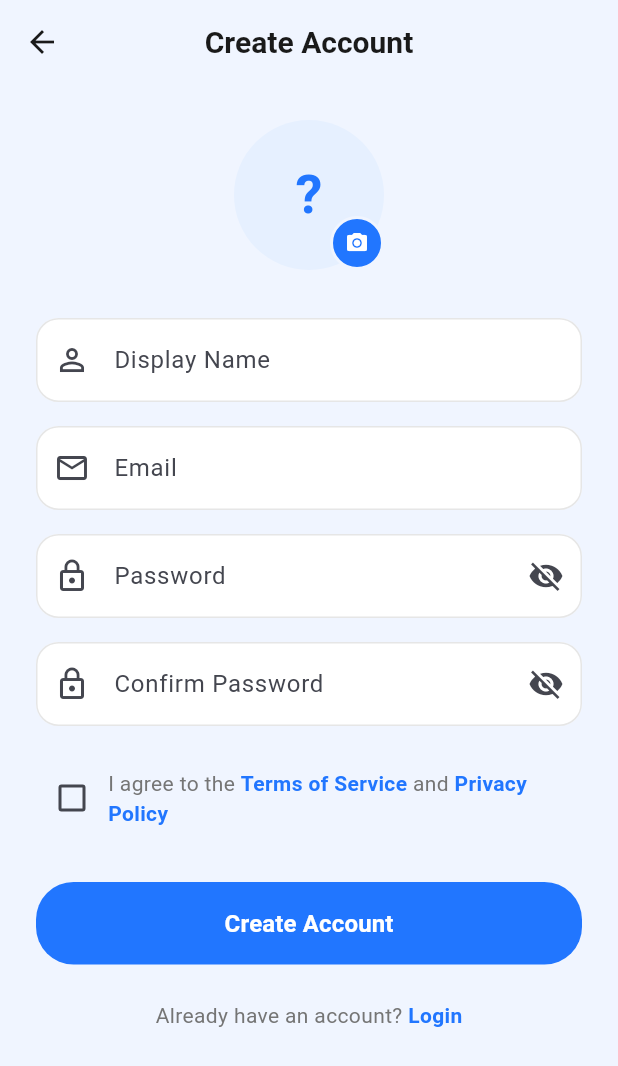
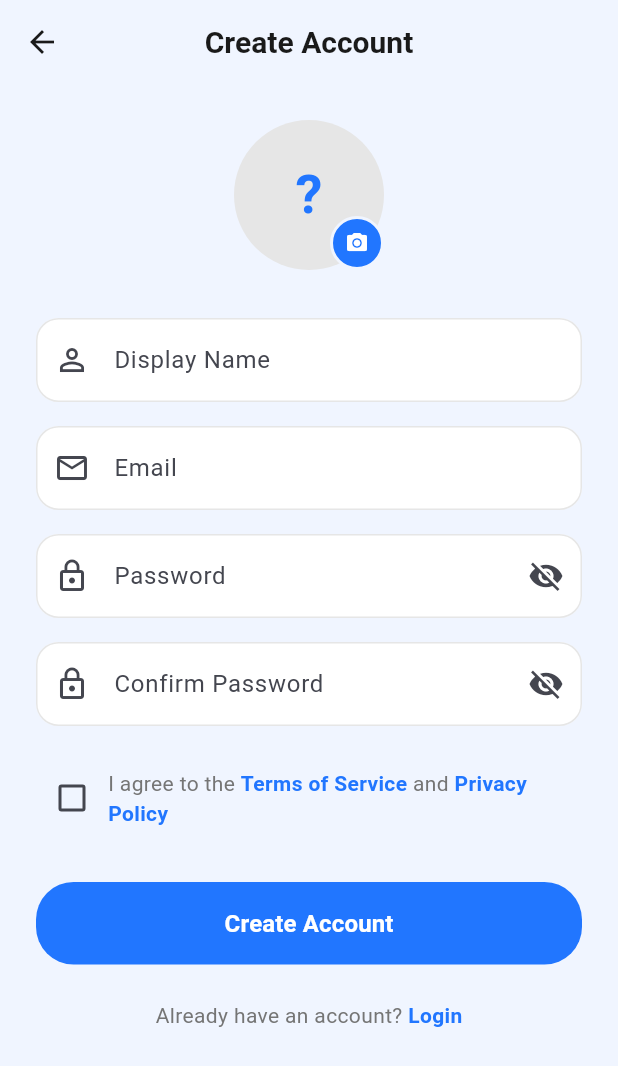
Before and after one commit to javakanaya/how-much-do-i-owe-you, a Flutter app: the screen it shows after launch, after a tap on "Login", after a tap on "Register", on a phone screen of 412 x 824 dp. Shown: the top 1066 px of the screen. Run offline on Flutter 3.47's test engine with Material 3 defaults, Android fonts, the phone set to English and light mode, and no system bars; our stand-ins replace cloud_firestore, image_picker; accounts and stored records are empty; Roboto replaces fonts that are missing (Poppins).

Commit message:
feat: use AppTheme as color constant

```diff
--- a/lib/ui/screens/auth/login_screen.dart
+++ b/lib/ui/screens/auth/login_screen.dart
@@ -4,6 +4,7 @@ import 'package:how_much_do_i_owe_you/ui/screens/auth/widgets/headers.dart';
 import 'package:how_much_do_i_owe_you/ui/screens/auth/widgets/password_input_field.dart';
 import 'package:how_much_do_i_owe_you/ui/widgets/custom_button.dart';
 import 'package:how_much_do_i_owe_you/ui/widgets/custom_input_field.dart';
+import '../../../config/app_theme.dart';
 
 class LoginScreen extends StatefulWidget {
   const LoginScreen({super.key});
@@ -57,7 +58,7 @@ class _LoginScreenState extends State<LoginScreen> {
   @override
   Widget build(BuildContext context) {
     return Scaffold(
-      backgroundColor: const Color(0xFFF0F5FF),
+      backgroundColor: AppTheme.backgroundColor,
       body: SafeArea(
         child: Center(
           child: SingleChildScrollView(
@@ -123,7 +124,9 @@ class _LoginScreenState extends State<LoginScreen> {
                       children: [
                         const Text(
                           "Don't have an account? ",
-                          style: TextStyle(color: Color(0xFF757575)),
+                          style: TextStyle(
+                            color: AppTheme.textSecondaryColor,
+                          ),
                         ),
                         GestureDetector(
                           onTap: _navigateToRegister,
--- a/lib/ui/screens/auth/registration_screen.dart
+++ b/lib/ui/screens/auth/registration_screen.dart
@@ -1,11 +1,11 @@
 import 'package:flutter/material.dart';
 import 'package:how_much_do_i_owe_you/ui/screens/auth/utils/form_validators.dart';
 import 'package:how_much_do_i_owe_you/ui/screens/auth/widgets/password_input_field.dart';
-import 'dart:io';
-
 import 'package:how_much_do_i_owe_you/ui/screens/auth/widgets/profile_image_picker.dart';
 import 'package:how_much_do_i_owe_you/ui/widgets/custom_button.dart';
 import 'package:how_much_do_i_owe_you/ui/widgets/custom_input_field.dart';
+import 'dart:io';
+import '../../../config/app_theme.dart';
 
 class RegistrationScreen extends StatefulWidget {
   const RegistrationScreen({super.key});
@@ -71,14 +71,14 @@ class _RegistrationScreenState extends State<RegistrationScreen> {
   @override
   Widget build(BuildContext context) {
     return Scaffold(
-      backgroundColor: const Color(0xFFF0F5FF),
+      backgroundColor: AppTheme.backgroundColor,
       appBar: AppBar(
         backgroundColor: Colors.transparent,
         elevation: 0,
         leading: IconButton(
           icon: const Icon(
             Icons.arrow_back,
-            color: Color(0xFF1A1A1A),
+            color: AppTheme.textPrimaryColor,
           ),
           onPressed: () => Navigator.pop(context),
         ),
@@ -190,7 +190,7 @@ class _RegistrationScreenState extends State<RegistrationScreen> {
             children: [
               const Text(
                 'Already have an account? ',
-                style: TextStyle(color: Color(0xFF757575)),
+                style: TextStyle(color: AppTheme.textSecondaryColor),
               ),
               GestureDetector(
                 onTap: () => Navigator.pop(context),
@@ -219,7 +219,7 @@ class _RegistrationScreenState extends State<RegistrationScreen> {
               _acceptedTerms = value ?? false;
             });
           },
-          activeColor: const Color(0xFF2176FF),
+          activeColor: AppTheme.primaryColor,
         ),
         Expanded(
           child: GestureDetector(
@@ -231,7 +231,9 @@ class _RegistrationScreenState extends State<RegistrationScreen> {
             child: Text.rich(
               TextSpan(
                 text: 'I agree to the ',
-                style: const TextStyle(color: Color(0xFF757575)),
+                style: const TextStyle(
+                  color: AppTheme.textSecondaryColor,
+                ),
                 children: [
                   TextSpan(
                     text: 'Terms of Service',
--- a/lib/ui/screens/auth/widgets/headers.dart
+++ b/lib/ui/screens/auth/widgets/headers.dart
@@ -1,47 +1,7 @@
 import 'package:flutter/material.dart';
-import 'package:how_much_do_i_owe_you/ui/screens/auth/widgets/app_logo.dart';
-
-class ScreenHeader extends StatelessWidget {
-  final String title;
-  final String? subtitle;
-  final Widget? icon;
-  final double spacing;
-
-  const ScreenHeader({
-    super.key,
-    required this.title,
-    this.subtitle,
-    this.icon,
-    this.spacing = 16,
-  });
-
-  @override
-  Widget build(BuildContext context) {
-    return Column(
-      children: [
-        if (icon != null) ...[icon!, SizedBox(height: spacing)],
-        Text(
-          title,
-          style: Theme.of(context).textTheme.headlineSmall?.copyWith(
-            fontWeight: FontWeight.bold,
-            color: const Color(0xFF1A1A1A),
-          ),
-          textAlign: TextAlign.center,
-        ),
-        if (subtitle != null) ...[
-          const SizedBox(height: 8),
-          Text(
-            subtitle!,
-            style: Theme.of(context).textTheme.bodyMedium?.copyWith(
-              color: const Color(0xFF757575),
-            ),
-            textAlign: TextAlign.center,
-          ),
-        ],
-      ],
-    );
-  }
-}
+import 'package:how_much_do_i_owe_you/config/app_theme.dart';
+import 'package:how_much_do_i_owe_you/ui/widgets/app_logo.dart';
+import 'package:how_much_do_i_owe_you/ui/widgets/screen_header.dart';
 
 class LoginHeader extends StatelessWidget {
   const LoginHeader({super.key});
@@ -68,7 +28,7 @@ class PasswordResetHeader extends StatelessWidget {
       icon: Icon(
         Icons.lock_reset,
         size: 64,
-        color: Color(0xFF2176FF),
+        color: AppTheme.primaryColor,
       ),
     );
   }
--- a/lib/ui/screens/auth/widgets/profile_image_picker.dart
+++ b/lib/ui/screens/auth/widgets/profile_image_picker.dart
@@ -1,4 +1,5 @@
 import 'package:flutter/material.dart';
+import 'package:how_much_do_i_owe_you/config/app_theme.dart';
 import 'dart:io';
 import 'package:image_picker/image_picker.dart';
 
@@ -9,12 +10,12 @@ class ProfileImagePicker extends StatelessWidget {
   final double radius;
 
   const ProfileImagePicker({
-    Key? key,
+    super.key,
     required this.profileImage,
     required this.onTap,
     this.displayName,
     this.radius = 50,
-  }) : super(key: key);
+  });
 
   @override
   Widget build(BuildContext context) {
@@ -24,7 +25,7 @@ class ProfileImagePicker extends StatelessWidget {
         children: [
           CircleAvatar(
             radius: radius,
-            backgroundColor: const Color(0xFFE6F0FF),
+            backgroundColor: AppTheme.borderColor,
             backgroundImage:
                 profileImage != null
                     ? FileImage(profileImage!) as ImageProvider
@@ -38,7 +39,7 @@ class ProfileImagePicker extends StatelessWidget {
                       style: const TextStyle(
                         fontSize: 36,
                         fontWeight: FontWeight.bold,
-                        color: Color(0xFF2176FF),
+                        color: AppTheme.primaryColor,
                       ),
                     )
                     : null,
@@ -48,10 +49,10 @@ class ProfileImagePicker extends StatelessWidget {
             right: 0,
             child: Container(
               decoration: BoxDecoration(
-                color: const Color(0xFF2176FF),
+                color: AppTheme.primaryColor,
                 shape: BoxShape.circle,
                 border: Border.all(
-                  color: const Color(0xFFF0F5FF),
+                  color: AppTheme.backgroundColor,
                   width: 2,
                 ),
               ),
--- a/lib/ui/widgets/custom_button.dart
+++ b/lib/ui/widgets/custom_button.dart
@@ -1,4 +1,5 @@
 import 'package:flutter/material.dart';
+import 'package:how_much_do_i_owe_you/config/app_theme.dart';
 
 class PrimaryButton extends StatelessWidget {
   final String text;
@@ -19,10 +20,8 @@ class PrimaryButton extends StatelessWidget {
     return ElevatedButton(
       onPressed: isLoading ? null : onPressed,
       style: ElevatedButton.styleFrom(
-        backgroundColor: const Color(
-          0xFF2176FF,
-        ), // Blue from your design
-        foregroundColor: Colors.white,
+        backgroundColor: AppTheme.primaryColor,
+        foregroundColor: AppTheme.whiteColor,
         minimumSize: Size(
           double.infinity,
           height,
--- /dev/null
+++ b/lib/ui/widgets/screen_header.dart
@@ -0,0 +1,44 @@
+import 'package:flutter/material.dart';
+import 'package:how_much_do_i_owe_you/config/app_theme.dart';
+
+class ScreenHeader extends StatelessWidget {
+  final String title;
+  final String? subtitle;
+  final Widget? icon;
+  final double spacing;
+
+  const ScreenHeader({
+    super.key,
+    required this.title,
+    this.subtitle,
+    this.icon,
+    this.spacing = 16,
+  });
+
+  @override
+  Widget build(BuildContext context) {
+    return Column(
+      children: [
+        if (icon != null) ...[icon!, SizedBox(height: spacing)],
+        Text(
+          title,
+          style: Theme.of(context).textTheme.headlineSmall?.copyWith(
+            fontWeight: FontWeight.bold,
+            color: AppTheme.textPrimaryColor,
+          ),
+          textAlign: TextAlign.center,
+        ),
+        if (subtitle != null) ...[
+          const SizedBox(height: 8),
+          Text(
+            subtitle!,
+            style: Theme.of(context).textTheme.bodyMedium?.copyWith(
+              color: AppTheme.textSecondaryColor,
+            ),
+            textAlign: TextAlign.center,
+          ),
+        ],
+      ],
+    );
+  }
+}
```
Also changed, not shown: lib/ui/screens/auth/password_reset_screen.dart (+14 -10 lines), lib/ui/widgets/app_logo.dart (renamed from lib/ui/screens/auth/widgets/app_logo.dart).
